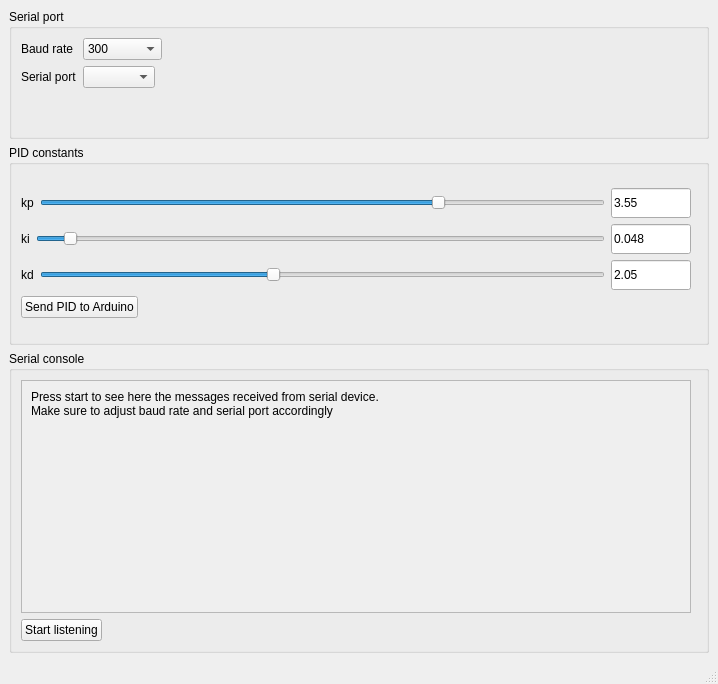
This is pidgui.ui in dann41/qt-pid as Qt 5 draws it before an edit. The edited form follows.
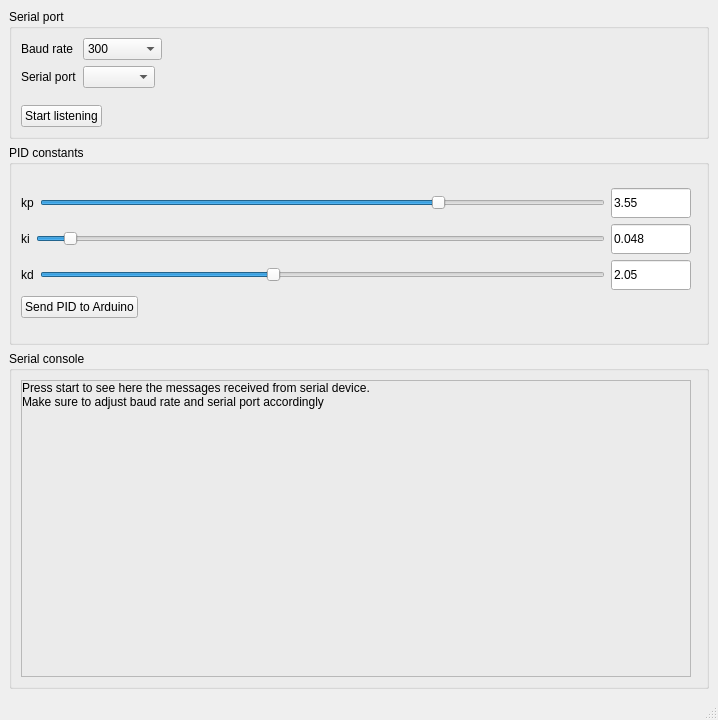
This is the edited form.

Diff of the .ui file:
```diff
--- a/pidgui.ui
+++ b/pidgui.ui
@@ -6,8 +6,8 @@
    <rect>
     <x>0</x>
     <y>0</y>
-    <width>714</width>
-    <height>684</height>
+    <width>712</width>
+    <height>720</height>
    </rect>
   </property>
   <property name="sizePolicy">
@@ -57,12 +57,172 @@
     </size>
    </property>
    <layout class="QGridLayout" name="gridLayout_4">
+    <item row="2" column="0">
+     <widget class="QGroupBox" name="console">
+      <property name="sizePolicy">
+       <sizepolicy hsizetype="MinimumExpanding" vsizetype="MinimumExpanding">
+        <horstretch>0</horstretch>
+        <verstretch>0</verstretch>
+       </sizepolicy>
+      </property>
+      <property name="minimumSize">
+       <size>
+        <width>700</width>
+        <height>300</height>
+       </size>
+      </property>
+      <property name="title">
+       <string>Serial console</string>
+      </property>
+      <layout class="QGridLayout" name="gridLayout">
     <item row="0" column="0">
-     <layout class="QVBoxLayout" name="verticalLayout_3">
+        <layout class="QVBoxLayout" name="verticalLayout_4">
       <property name="sizeConstraint">
        <enum>QLayout::SetMinimumSize</enum>
       </property>
       <item>
+          <layout class="QHBoxLayout" name="horizontalLayout_8">
+           <property name="sizeConstraint">
+            <enum>QLayout::SetMinimumSize</enum>
+           </property>
+           <item>
+            <layout class="QVBoxLayout" name="verticalLayout_2">
+             <property name="sizeConstraint">
+              <enum>QLayout::SetMinimumSize</enum>
+             </property>
+             <item>
+              <widget class="QScrollArea" name="consoleArea">
+               <property name="sizePolicy">
+                <sizepolicy hsizetype="MinimumExpanding" vsizetype="MinimumExpanding">
+                 <horstretch>0</horstretch>
+                 <verstretch>0</verstretch>
+                </sizepolicy>
+               </property>
+               <property name="minimumSize">
+                <size>
+                 <width>200</width>
+                 <height>200</height>
+                </size>
+               </property>
+               <property name="frameShadow">
+                <enum>QFrame::Plain</enum>
+               </property>
+               <property name="widgetResizable">
+                <bool>true</bool>
+               </property>
+               <widget class="QWidget" name="scrollAreaWidgetContents">
+                <property name="geometry">
+                 <rect>
+                  <x>0</x>
+                  <y>0</y>
+                  <width>650</width>
+                  <height>249</height>
+                 </rect>
+                </property>
+                <property name="sizePolicy">
+                 <sizepolicy hsizetype="MinimumExpanding" vsizetype="MinimumExpanding">
+                  <horstretch>200</horstretch>
+                  <verstretch>0</verstretch>
+                 </sizepolicy>
+                </property>
+                <property name="minimumSize">
+                 <size>
+                  <width>200</width>
+                  <height>200</height>
+                 </size>
+                </property>
+                <layout class="QHBoxLayout" name="horizontalLayout_9">
+                 <property name="spacing">
+                  <number>0</number>
+                 </property>
+                 <property name="leftMargin">
+                  <number>0</number>
+                 </property>
+                 <property name="topMargin">
+                  <number>0</number>
+                 </property>
+                 <property name="rightMargin">
+                  <number>0</number>
+                 </property>
+                 <property name="bottomMargin">
+                  <number>0</number>
+                 </property>
+                 <item>
+                  <widget class="QLabel" name="consoleText">
+                   <property name="sizePolicy">
+                    <sizepolicy hsizetype="MinimumExpanding" vsizetype="MinimumExpanding">
+                     <horstretch>0</horstretch>
+                     <verstretch>0</verstretch>
+                    </sizepolicy>
+                   </property>
+                   <property name="minimumSize">
+                    <size>
+                     <width>200</width>
+                     <height>200</height>
+                    </size>
+                   </property>
+                   <property name="styleSheet">
+                    <string notr="true">background-color: rgb(235,235,235);
+color: rgb(0, 0, 0);</string>
+                   </property>
+                   <property name="inputMethodHints">
+                    <set>Qt::ImhMultiLine</set>
+                   </property>
+                   <property name="text">
+                    <string>Press start to see here the messages received from serial device.
+Make sure to adjust baud rate and serial port accordingly</string>
+                   </property>
+                   <property name="alignment">
+                    <set>Qt::AlignLeading|Qt::AlignLeft|Qt::AlignTop</set>
+                   </property>
+                   <property name="wordWrap">
+                    <bool>true</bool>
+                   </property>
+                   <property name="margin">
+                    <number>6</number>
+                   </property>
+                   <property name="indent">
+                    <number>0</number>
+                   </property>
+                  </widget>
+                 </item>
+                </layout>
+               </widget>
+              </widget>
+             </item>
+             <item>
+              <layout class="QHBoxLayout" name="horizontalLayout_7">
+               <property name="sizeConstraint">
+                <enum>QLayout::SetMinimumSize</enum>
+               </property>
+              </layout>
+             </item>
+            </layout>
+           </item>
+           <item>
+            <spacer name="horizontalSpacer_4">
+             <property name="orientation">
+              <enum>Qt::Horizontal</enum>
+             </property>
+             <property name="sizeType">
+              <enum>QSizePolicy::Fixed</enum>
+             </property>
+             <property name="sizeHint" stdset="0">
+              <size>
+               <width>6</width>
+               <height>20</height>
+              </size>
+             </property>
+            </spacer>
+           </item>
+          </layout>
+         </item>
+        </layout>
+       </item>
+      </layout>
+     </widget>
+    </item>
+    <item row="0" column="0">
        <widget class="QGroupBox" name="serialConfig">
         <property name="sizePolicy">
          <sizepolicy hsizetype="MinimumExpanding" vsizetype="Minimum">
@@ -81,6 +241,8 @@
         </property>
         <layout class="QGridLayout" name="gridLayout_3">
          <item row="0" column="0">
+        <layout class="QVBoxLayout" name="verticalLayout_3">
+         <item>
           <layout class="QHBoxLayout" name="horizontalLayout">
            <property name="sizeConstraint">
             <enum>QLayout::SetMinimumSize</enum>
@@ -232,10 +394,36 @@
            </item>
           </layout>
          </item>
-        </layout>
+         <item>
+          <layout class="QHBoxLayout" name="horizontalLayout_11">
+           <item>
+            <widget class="QPushButton" name="serialToggleButton">
+             <property name="text">
+              <string>Start listening</string>
+             </property>
        </widget>
       </item>
       <item>
+            <spacer name="horizontalSpacer_5">
+             <property name="orientation">
+              <enum>Qt::Horizontal</enum>
+             </property>
+             <property name="sizeHint" stdset="0">
+              <size>
+               <width>13</width>
+               <height>20</height>
+              </size>
+             </property>
+            </spacer>
+           </item>
+          </layout>
+         </item>
+        </layout>
+       </item>
+      </layout>
+     </widget>
+    </item>
+    <item row="1" column="0">
        <widget class="QGroupBox" name="pid">
         <property name="sizePolicy">
          <sizepolicy hsizetype="MinimumExpanding" vsizetype="Minimum">
@@ -501,165 +689,6 @@
          </item>
         </layout>
        </widget>
-      </item>
-      <item>
-       <widget class="QGroupBox" name="console">
-        <property name="sizePolicy">
-         <sizepolicy hsizetype="MinimumExpanding" vsizetype="MinimumExpanding">
-          <horstretch>0</horstretch>
-          <verstretch>0</verstretch>
-         </sizepolicy>
-        </property>
-        <property name="minimumSize">
-         <size>
-          <width>700</width>
-          <height>300</height>
-         </size>
-        </property>
-        <property name="title">
-         <string>Serial console</string>
-        </property>
-        <layout class="QGridLayout" name="gridLayout">
-         <item row="0" column="0">
-          <layout class="QVBoxLayout" name="verticalLayout_4">
-           <property name="sizeConstraint">
-            <enum>QLayout::SetMinimumSize</enum>
-           </property>
-           <item>
-            <layout class="QHBoxLayout" name="horizontalLayout_8">
-             <property name="sizeConstraint">
-              <enum>QLayout::SetMinimumSize</enum>
-             </property>
-             <item>
-              <layout class="QVBoxLayout" name="verticalLayout_2">
-               <property name="sizeConstraint">
-                <enum>QLayout::SetMinimumSize</enum>
-               </property>
-               <item>
-                <widget class="QScrollArea" name="consoleArea">
-                 <property name="sizePolicy">
-                  <sizepolicy hsizetype="MinimumExpanding" vsizetype="MinimumExpanding">
-                   <horstretch>0</horstretch>
-                   <verstretch>0</verstretch>
-                  </sizepolicy>
-                 </property>
-                 <property name="minimumSize">
-                  <size>
-                   <width>200</width>
-                   <height>200</height>
-                  </size>
-                 </property>
-                 <property name="widgetResizable">
-                  <bool>true</bool>
-                 </property>
-                 <widget class="QWidget" name="scrollAreaWidgetContents">
-                  <property name="geometry">
-                   <rect>
-                    <x>0</x>
-                    <y>0</y>
-                    <width>650</width>
-                    <height>212</height>
-                   </rect>
-                  </property>
-                  <property name="sizePolicy">
-                   <sizepolicy hsizetype="MinimumExpanding" vsizetype="MinimumExpanding">
-                    <horstretch>200</horstretch>
-                    <verstretch>0</verstretch>
-                   </sizepolicy>
-                  </property>
-                  <property name="minimumSize">
-                   <size>
-                    <width>200</width>
-                    <height>200</height>
-                   </size>
-                  </property>
-                  <layout class="QHBoxLayout" name="horizontalLayout_9">
-                   <item>
-                    <widget class="QLabel" name="consoleText">
-                     <property name="sizePolicy">
-                      <sizepolicy hsizetype="MinimumExpanding" vsizetype="MinimumExpanding">
-                       <horstretch>0</horstretch>
-                       <verstretch>0</verstretch>
-                      </sizepolicy>
-                     </property>
-                     <property name="minimumSize">
-                      <size>
-                       <width>200</width>
-                       <height>200</height>
-                      </size>
-                     </property>
-                     <property name="inputMethodHints">
-                      <set>Qt::ImhMultiLine</set>
-                     </property>
-                     <property name="text">
-                      <string>Press start to see here the messages received from serial device.
-Make sure to adjust baud rate and serial port accordingly</string>
-                     </property>
-                     <property name="alignment">
-                      <set>Qt::AlignLeading|Qt::AlignLeft|Qt::AlignTop</set>
-                     </property>
-                     <property name="wordWrap">
-                      <bool>true</bool>
-                     </property>
-                    </widget>
-                   </item>
-                  </layout>
-                 </widget>
-                </widget>
-               </item>
-               <item>
-                <layout class="QHBoxLayout" name="horizontalLayout_7">
-                 <property name="sizeConstraint">
-                  <enum>QLayout::SetMinimumSize</enum>
-                 </property>
-                 <item>
-                  <widget class="QPushButton" name="serialToggleButton">
-                   <property name="text">
-                    <string>Start listening</string>
-                   </property>
-                  </widget>
-                 </item>
-                 <item>
-                  <spacer name="horizontalSpacer_5">
-                   <property name="orientation">
-                    <enum>Qt::Horizontal</enum>
-                   </property>
-                   <property name="sizeHint" stdset="0">
-                    <size>
-                     <width>1</width>
-                     <height>20</height>
-                    </size>
-                   </property>
-                  </spacer>
-                 </item>
-                </layout>
-               </item>
-              </layout>
-             </item>
-             <item>
-              <spacer name="horizontalSpacer_4">
-               <property name="orientation">
-                <enum>Qt::Horizontal</enum>
-               </property>
-               <property name="sizeType">
-                <enum>QSizePolicy::Fixed</enum>
-               </property>
-               <property name="sizeHint" stdset="0">
-                <size>
-                 <width>6</width>
-                 <height>20</height>
-                </size>
-               </property>
-              </spacer>
-             </item>
-            </layout>
-           </item>
-          </layout>
-         </item>
-        </layout>
-       </widget>
-      </item>
-     </layout>
     </item>
    </layout>
   </widget>
```
Lines whose indentation alone changed are shown as unchanged.
